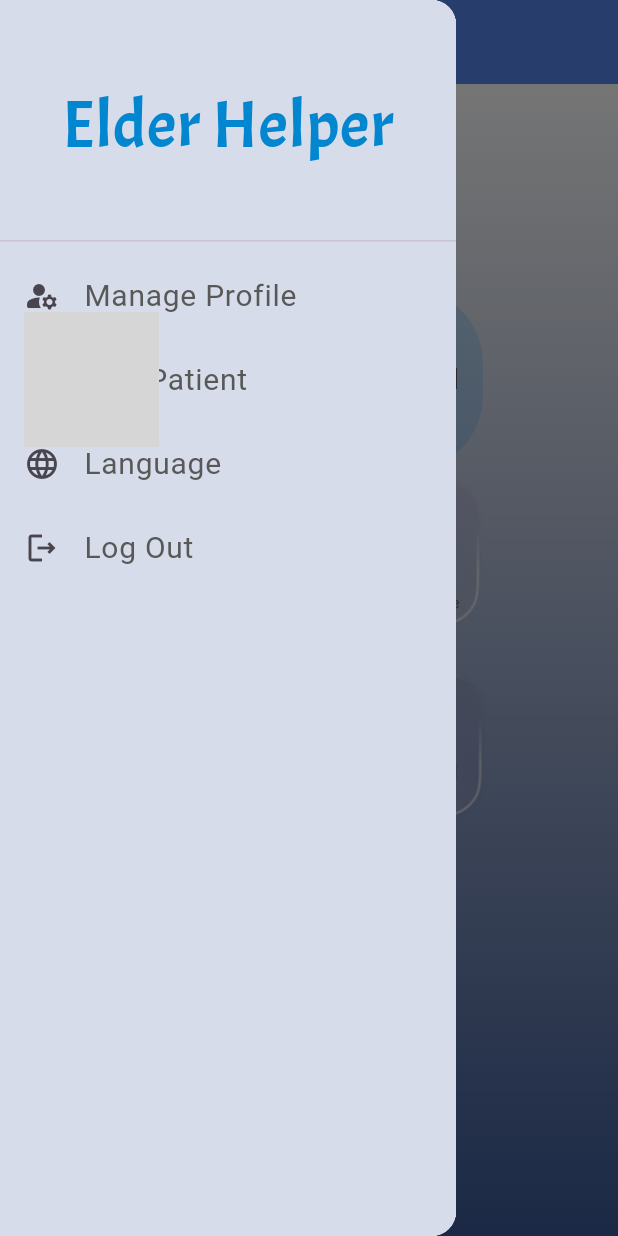
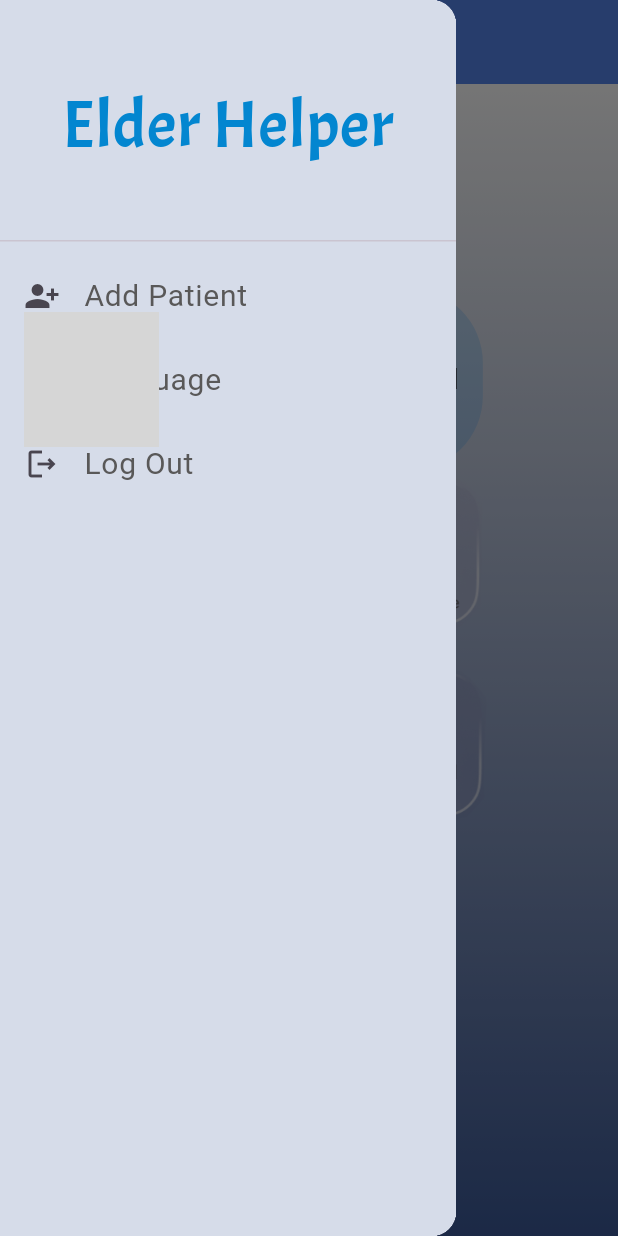
Before and after one commit to Menna096/Electronic-mind-of-Alzheimer-s-patientsFlutter2, a Flutter app: the mainpagefamily screen opened directly, with the side drawer open, on a phone screen of 412 x 824 dp. Run offline on Flutter 3.47's test engine with Material 3 defaults, Android fonts, the phone set to English and light mode, and no system bars; our stand-ins replace bloc, dio, equatable, flutter_bloc, flutter_feather_icons, flutter_secure_storage and 11 more; missing offline and left inert: record; accounts and stored records are empty; network calls fail; grey boxes are pictures that could not be loaded.

Commit message:
done
remove manage profile fam w care

```diff
--- a/vv/lib/Caregiver/mainpagecaregiver/mainpagecaregiver.dart
+++ b/vv/lib/Caregiver/mainpagecaregiver/mainpagecaregiver.dart
@@ -23,16 +23,6 @@ class mainpagecaregiver extends StatelessWidget {
                       fontFamily: 'Acme',
                       color: Color(0xFF0386D0),
                     ),
-                  ),
-                ),
-              ),
-              ListTile(
-                leading: Icon(Icons.manage_accounts_rounded),
-                title: Text(
-                  'Manage Profile',
-                  style: TextStyle(
-                    fontSize: 20,
-                    color: Color(0xFF595858),
                   ),
                 ),
               ),
--- a/vv/lib/main.dart
+++ b/vv/lib/main.dart
@@ -3,6 +3,7 @@ import 'package:flutter/material.dart';
 import 'package:flutter_bloc/flutter_bloc.dart';
 import 'package:hive/hive.dart';
 import 'package:hive_flutter/hive_flutter.dart';
+import 'package:vv/Caregiver/mainpagecaregiver/mainpagecaregiver.dart';
 import 'package:vv/Family/mainpagefamily/mainpagefamily.dart';
 import 'package:vv/Notes/cubits/notes_cubit/notes_cubit.dart';
 import 'package:vv/Notes/models/note_model.dart';
@@ -31,7 +32,7 @@ class MyApp extends StatelessWidget {
     return BlocProvider(
       create: (context) => NotesCubit(),
       child:  MaterialApp(
-        home:  mainpagefamily(),
+        home: mainpagecaregiver(),
         debugShowCheckedModeBanner: false,
       ),
     );
--- a/vv/lib/widgets/mainfamily.dart
+++ b/vv/lib/widgets/mainfamily.dart
@@ -23,14 +23,7 @@ Widget buildDrawer(BuildContext context) {
               ),
             ),
           ),
-          buildDrawerItem(
-            Icons.manage_accounts_rounded,
-            'Manage Profile',
-            // onTap: () {
-            //   Navigator.of(context).push(MaterialPageRoute(
-            //       builder: (context) => Manageprofilepatient()));
-            // },
-          ),
+
           buildDrawerItem(
             Icons.person_add_alt_1_sharp,
             'Add Patient',
```
